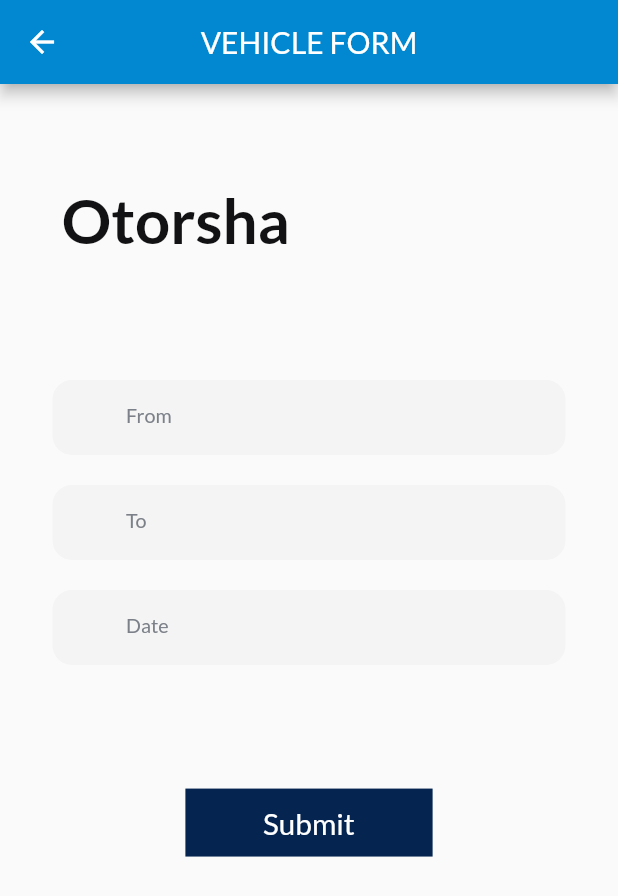
After one commit to Anthrapper/Etrip, a Flutter app: the HomeView screen opened by its route, after a tap on "New Trip", on a phone screen of 412 x 824 dp. The commit adds this screen. Shown: the top 896 px of the screen. Run offline on Flutter 3.47's test engine with Material 2 defaults, Android fonts, the phone set to English and light mode, and no system bars; our stand-ins replace carousel_slider, geolocator, get, google_fonts; missing offline and left inert: pin_entry_text_field.

Commit message:
added sample form

```diff
--- /dev/null
+++ b/lib/app/data/Functions/location_helper.dart
@@ -0,0 +1,10 @@
+import 'package:geolocator/geolocator.dart';
+
+class LocationHelper {
+  Future<Position> getLocation() async {
+    Position position = await Geolocator.getCurrentPosition(
+        desiredAccuracy: LocationAccuracy.high);
+    print(position.longitude + position.accuracy + position.latitude);
+    return position;
+  }
+}
--- a/lib/app/modules/home/views/home_view.dart
+++ b/lib/app/modules/home/views/home_view.dart
@@ -1,12 +1,14 @@
 import 'package:etrip/app/data/Constants/colors.dart';
 import 'package:etrip/app/data/Functions/hexcolors.dart';
+import 'package:etrip/app/data/Functions/location_helper.dart';
+import 'package:etrip/app/routes/app_pages.dart';
 import 'package:flutter/material.dart';
 import 'package:get/get.dart';
 import 'package:etrip/app/modules/home/controllers/home_controller.dart';
 import 'package:carousel_slider/carousel_slider.dart';
 
 class HomeView extends GetView<HomeController> {
-  List cardList = [
+  final List cardList = [
     Item1(),
     Item2(),
     Item3(),
@@ -124,6 +126,13 @@ class HomeView extends GetView<HomeController> {
                       ),
                     ),
                   ),
+                  FlatButton(
+                    onPressed: () async {
+                      var vName = 'Otorsha';
+                      await Get.toNamed(AppPages.VEHICLEFORM, arguments: vName);
+                    },
+                    child: Text('New Trip'),
+                  ),
                 ],
               ),
             ),
@@ -131,7 +140,9 @@ class HomeView extends GetView<HomeController> {
         ),
       ),
       floatingActionButton: FloatingActionButton(
-        onPressed: () {},
+        onPressed: () {
+          LocationHelper().getLocation();
+        },
         child: Icon(Icons.gps_fixed),
         backgroundColor:
             HexColorUtils.getColorFromHex(CustomColors.buttonColor),
--- a/lib/app/modules/signup/controllers/signup_controller.dart
+++ b/lib/app/modules/signup/controllers/signup_controller.dart
@@ -82,7 +82,7 @@ class SignupController extends GetxController {
             child: Center(
               child: CustomButton(
                 text: 'SIGNUP',
-                // onpressed: doSignUp,
+                onpressed: doSignUp,
               ),
             ),
           ),
--- a/lib/app/modules/signup/views/signup_view.dart
+++ b/lib/app/modules/signup/views/signup_view.dart
@@ -3,7 +3,6 @@ import 'package:etrip/app/data/Constants/constants.dart';
 import 'package:etrip/app/data/Functions/hexcolors.dart';
 import 'package:etrip/app/data/Widgets/customform.dart';
 import 'package:etrip/app/data/Widgets/customwidgets.dart';
-import 'package:etrip/app/modules/home/views/home_view.dart';
 import 'package:etrip/app/routes/app_pages.dart';
 import 'package:flutter/material.dart';
 import 'package:get/get.dart';
@@ -26,7 +25,7 @@ class SignupView extends GetView<SignupController> {
               form(),
               button(),
               FlatButton(
-                onPressed: (){
+                onPressed: () {
                   Get.offAllNamed(AppPages.INITIAL);
                 },
                 child: Text('To Home'),
--- /dev/null
+++ b/lib/app/modules/vehicleform/bindings/vehicleform_binding.dart
@@ -0,0 +1,11 @@
+import 'package:get/get.dart';
+import 'package:etrip/app/modules/vehicleform/controllers/vehicleform_controller.dart';
+
+class VehicleformBinding extends Bindings {
+  @override
+  void dependencies() {
+    Get.lazyPut<VehicleformController>(
+      () => VehicleformController(),
+    );
+  }
+}
--- /dev/null
+++ b/lib/app/modules/vehicleform/controllers/vehicleform_controller.dart
@@ -0,0 +1,31 @@
+import 'package:flutter/material.dart';
+import 'package:get/get.dart';
+
+class VehicleformController extends GetxController {
+  TextEditingController from;
+  TextEditingController to;
+  TextEditingController date;
+  var vehicleType = ''.obs;
+  final vehicleKey = GlobalKey<FormState>();
+  @override
+  void onInit() {
+    vehicleType.value = Get.arguments;
+    from = TextEditingController();
+    to = TextEditingController();
+    date = TextEditingController();
+    super.onInit();
+  }
+
+  @override
+  void onReady() {
+    super.onReady();
+  }
+
+  @override
+  void onClose() {
+    super.onClose();
+    from?.dispose();
+    to?.dispose();
+    date?.dispose();
+  }
+}
--- /dev/null
+++ b/lib/app/modules/vehicleform/views/vehicleform_view.dart
@@ -0,0 +1,83 @@
+import 'package:etrip/app/data/Constants/constants.dart';
+import 'package:etrip/app/data/Widgets/customwidgets.dart';
+import 'package:flutter/material.dart';
+import 'package:get/get.dart';
+import 'package:etrip/app/modules/vehicleform/controllers/vehicleform_controller.dart';
+
+class VehicleformView extends GetView<VehicleformController> {
+  @override
+  Widget build(BuildContext context) {
+    return Scaffold(
+      appBar: AppBar(
+        title: Text('VEHICLE FORM'),
+        centerTitle: true,
+      ),
+      body: SingleChildScrollView(
+        child: Column(
+          crossAxisAlignment: CrossAxisAlignment.start,
+          children: [
+            heading(),
+            form(),
+            button(),
+          ],
+        ),
+      ),
+    );
+  }
+
+  Widget heading() {
+    return Padding(
+      padding: EdgeInsets.fromLTRB(Get.width * 0.1, Get.height * 0.08, 0, 0),
+      child: Text(
+        controller.vehicleType.value,
+        style: CustomTextStyles().headingStyle,
+      ),
+    );
+  }
+
+  Widget button() {
+    return Center(
+      child: CustomButton(
+        text: 'Submit',
+        onpressed: () {},
+      ),
+    );
+  }
+
+  Widget form() {
+    return Padding(
+      padding: EdgeInsets.symmetric(vertical: Get.height * 0.1),
+      child: Form(
+        key: controller.vehicleKey,
+        child: Column(
+          children: [
+            CustomTextField(
+              suffixChecker: false,
+              controller: controller.from,
+              hintText: 'From',
+              secureText: false,
+            ),
+            Padding(
+              padding: const EdgeInsets.only(top: 20.0),
+              child: CustomTextField(
+                suffixChecker: true,
+                controller: controller.to,
+                hintText: 'To',
+                secureText: false,
+              ),
+            ),
+            Padding(
+              padding: const EdgeInsets.only(top: 20.0),
+              child: CustomTextField(
+                suffixChecker: true,
+                controller: controller.to,
+                hintText: 'Date',
+                secureText: false,
+              ),
+            ),
+          ],
+        ),
+      ),
+    );
+  }
+}
--- a/lib/app/routes/app_pages.dart
+++ b/lib/app/routes/app_pages.dart
@@ -1,3 +1,5 @@
+import 'package:etrip/app/modules/vehicleform/views/vehicleform_view.dart';
+import 'package:etrip/app/modules/vehicleform/bindings/vehicleform_binding.dart';
 import 'package:etrip/app/modules/signup/views/signup_view.dart';
 import 'package:etrip/app/modules/signup/bindings/signup_binding.dart';
 import 'package:etrip/app/modules/login/views/login_view.dart';
@@ -11,6 +13,7 @@ class AppPages {
   static const INITIAL = Routes.HOME;
   static const LOGIN = Routes.LOGIN;
   static const SIGNUP = Routes.SIGNUP;
+  static const VEHICLEFORM = Routes.VEHICLEFORM;
 
   static final routes = [
     GetPage(
@@ -28,5 +31,10 @@ class AppPages {
       page: () => SignupView(),
       binding: SignupBinding(),
     ),
+    GetPage(
+      name: Routes.VEHICLEFORM,
+      page: () => VehicleformView(),
+      binding: VehicleformBinding(),
+    ),
   ];
 }
--- a/lib/app/routes/app_routes.dart
+++ b/lib/app/routes/app_routes.dart
@@ -4,4 +4,5 @@ abstract class Routes {
   static const HOME = '/home';
   static const LOGIN = '/login';
   static const SIGNUP = '/signup';
+  static const VEHICLEFORM = '/vehicleform';
 }
--- a/pubspec.yaml
+++ b/pubspec.yaml
@@ -21,6 +21,7 @@ environment:
   sdk: ">=2.7.0 <3.0.0"
 
 dependencies:
+  geolocator: 6.1.6
   google_fonts: 1.1.1
   pin_entry_text_field: 0.1.4
   carousel_slider: ^2.3.1
```
Also changed, not shown: pubspec.lock, 3 other files.
